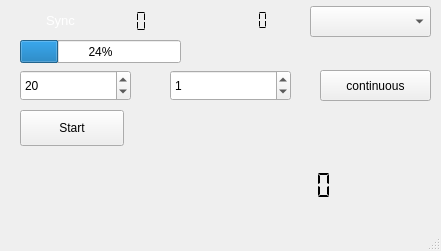
Before: the Qt Designer form forms/dabscanner.ui in JvanKatwijk/dab-scanner, drawn with Qt 5.
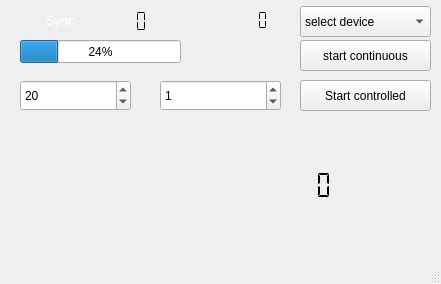
After: the same form once the commit is applied.

```diff
--- a/forms/dabscanner.ui
+++ b/forms/dabscanner.ui
@@ -7,7 +7,7 @@
     <x>0</x>
     <y>0</y>
     <width>441</width>
-    <height>251</height>
+    <height>284</height>
    </rect>
   </property>
   <property name="windowTitle">
@@ -17,8 +17,8 @@
    <widget class="QLabel" name="localTimeDisplay">
     <property name="geometry">
      <rect>
-      <x>140</x>
-      <y>110</y>
+      <x>210</x>
+      <y>120</y>
       <width>211</width>
       <height>31</height>
      </rect>
@@ -149,7 +149,7 @@
     <property name="geometry">
      <rect>
       <x>20</x>
-      <y>70</y>
+      <y>80</y>
       <width>111</width>
       <height>31</height>
      </rect>
@@ -164,17 +164,17 @@
    <widget class="QPushButton" name="startButton">
     <property name="geometry">
      <rect>
-      <x>20</x>
-      <y>110</y>
-      <width>104</width>
-      <height>36</height>
+      <x>300</x>
+      <y>80</y>
+      <width>131</width>
+      <height>31</height>
      </rect>
     </property>
     <property name="toolTip">
      <string>&lt;html&gt;&lt;head/&gt;&lt;body&gt;&lt;p&gt;Start/stop button. Touching the button will cause a dialog to be shown with which a file can be selected to which the output will be written.&lt;/p&gt;&lt;p&gt;After the file is selected, the program will start.&lt;/p&gt;&lt;p&gt;&lt;br/&gt;&lt;/p&gt;&lt;p&gt;Although the scanning will stop after the number of cycles specified, it is possible to&lt;/p&gt;&lt;p&gt;prematurely stop the scanning by touching the button again.&lt;/p&gt;&lt;p&gt;&lt;br/&gt;&lt;/p&gt;&lt;/body&gt;&lt;/html&gt;</string>
     </property>
     <property name="text">
-     <string>Start</string>
+     <string>Start controlled</string>
     </property>
    </widget>
    <widget class="QLabel" name="channelDisplay">
@@ -274,8 +274,8 @@
    <widget class="QSpinBox" name="nrCycles">
     <property name="geometry">
      <rect>
-      <x>170</x>
-      <y>70</y>
+      <x>160</x>
+      <y>80</y>
       <width>121</width>
       <height>31</height>
      </rect>
@@ -311,24 +311,42 @@
    <widget class="QComboBox" name="deviceSelector">
     <property name="geometry">
      <rect>
-      <x>310</x>
+      <x>300</x>
       <y>6</y>
-      <width>121</width>
+      <width>131</width>
       <height>31</height>
      </rect>
     </property>
+    <item>
+     <property name="text">
+      <string>select device</string>
+     </property>
+    </item>
    </widget>
    <widget class="QPushButton" name="continuousButton">
     <property name="geometry">
      <rect>
-      <x>320</x>
-      <y>70</y>
-      <width>111</width>
+      <x>300</x>
+      <y>40</y>
+      <width>131</width>
       <height>31</height>
      </rect>
     </property>
     <property name="text">
-     <string>continuous</string>
+     <string>start continuous</string>
+    </property>
+   </widget>
+   <widget class="QLabel" name="operationsLabel">
+    <property name="geometry">
+     <rect>
+      <x>30</x>
+      <y>230</y>
+      <width>331</width>
+      <height>19</height>
+     </rect>
+    </property>
+    <property name="text">
+     <string/>
     </property>
    </widget>
   </widget>
```
Left out of the diff: 2 changed lines with no effect on the pictures.
